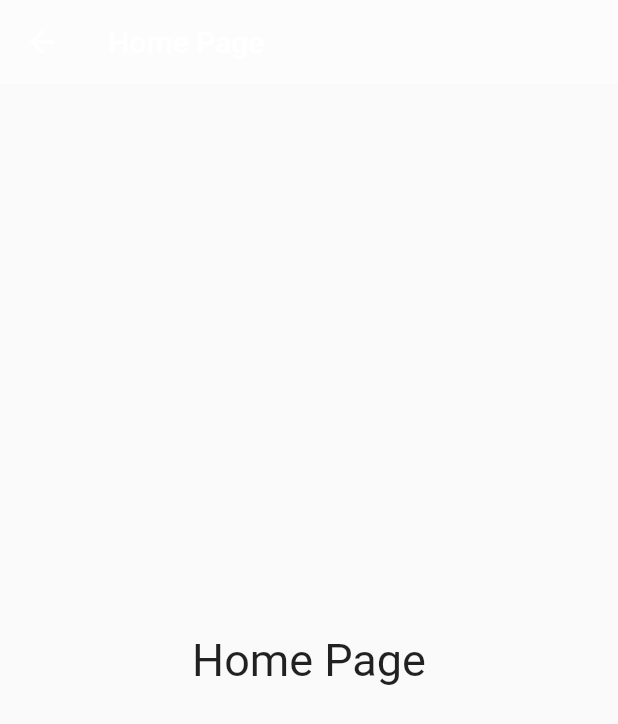
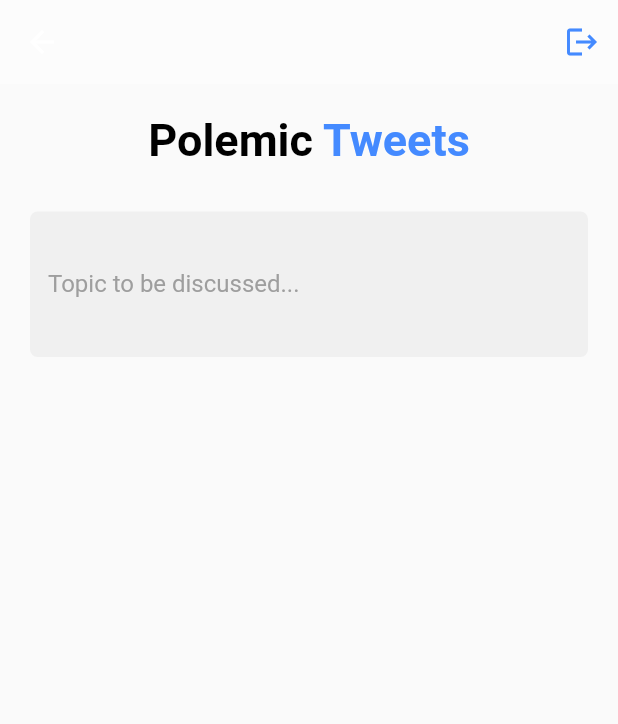
Before and after one commit to jvngarcia/polemic_tweets, a Flutter app: the HomePage screen opened by its route, on a phone screen of 412 x 824 dp. Shown: the top 724 px of the screen. Run offline on Flutter 3.47's test engine with Material 2 defaults, Android fonts, the light colour scheme and no system bars.

Commit message:
🚧 feat: inputs, text, appbar

```diff
--- a/lib/src/pages/home_page.dart
+++ b/lib/src/pages/home_page.dart
@@ -1,4 +1,5 @@
 import 'package:flutter/material.dart';
+import 'package:polemic_tweets/src/ui/ui.dart';
 
 class HomePage extends StatelessWidget {
   const HomePage({Key? key}) : super(key: key);
@@ -7,13 +8,62 @@ class HomePage extends StatelessWidget {
   Widget build(BuildContext context) {
     return Scaffold(
       appBar: AppBar(
-        title: const Text('Home Page'),
+        actions: [
+          IconButton(
+            onPressed: () {
+              Navigator.pushReplacementNamed(context, '/');
+            },
+            icon: const Icon(Icons.logout),
+          ),
+        ],
       ),
-      body: const Center(
-          child: Text(
-        'Home Page',
-        style: TextStyle(fontSize: 30),
-      )),
+      body: Center(
+        child: ListView(
+          padding: const EdgeInsets.symmetric(
+            vertical: 20,
+            horizontal: 20,
+          ),
+          children: [
+            RichText(
+              textAlign: TextAlign.center,
+              text: const TextSpan(
+                text: 'Polemic ',
+                style: TextStyle(
+                  fontSize: 30.0,
+                  fontWeight: FontWeight.bold,
+                  color: Colors.black,
+                ),
+                children: [
+                  TextSpan(
+                    text: 'Tweets',
+                    style: TextStyle(
+                      color: Colors.blueAccent,
+                    ),
+                  ),
+                ],
+              ),
+            ),
+            const SizedBox(height: 30),
+            TextFormField(
+              decoration: InputDecorations.generalInputDecoration(
+                hinText: 'chatGPT will take our work',
+                labelText: 'Topic to be discussed...',
+              ),
+              autocorrect: false,
+              keyboardType: TextInputType.text,
+              maxLines: 3,
+              validator: (value) {
+                if (value == null || value.isEmpty) {
+                  return 'Please enter a topic to be discussed';
+                }
+                return null;
+              },
+              textAlignVertical: TextAlignVertical.top,
+            ),
+            const SizedBox(height: 30),
+          ],
+        ),
+      ),
     );
   }
 }
```
